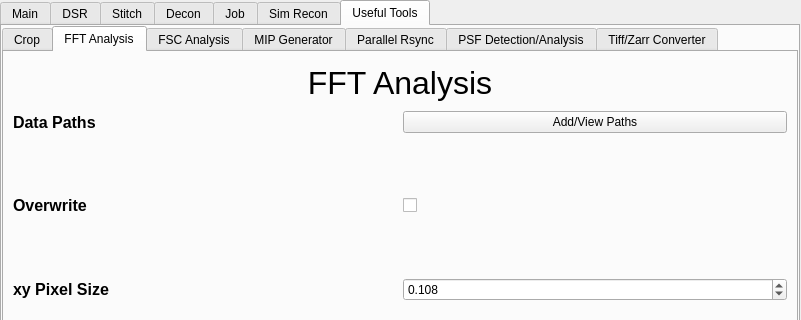
The window that mainwindow.ui (abcucberkeley/PetaKit5D-GUI) describes before a commit, drawn with Qt 5; both pictures show x 0 to 801 and y 0 to 320 of the 801 by 643 pixel window.
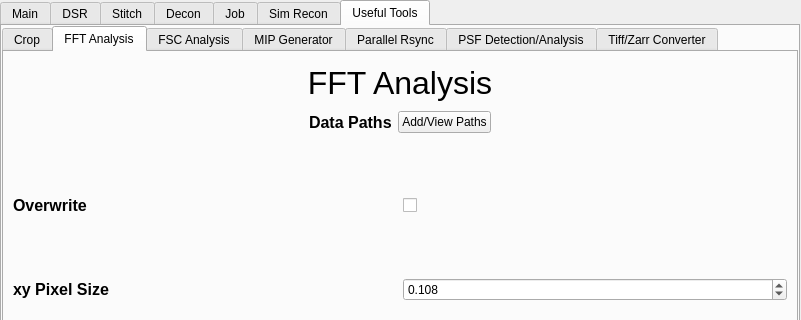
The same window after the commit. The open tabs and pages were chosen to show the change.

Commit message: Small layout changes to useful tools

Diff of the .ui file:
```diff
--- a/mainwindow.ui
+++ b/mainwindow.ui
@@ -6452,7 +6452,20 @@
              <number>0</number>
             </property>
             <item>
-             <layout class="QHBoxLayout" name="horizontalLayout_167" stretch="1,1">
+             <layout class="QHBoxLayout" name="horizontalLayout_167" stretch="0,0,0,0">
+              <item>
+               <spacer name="horizontalSpacer_74">
+                <property name="orientation">
+                 <enum>Qt::Horizontal</enum>
+                </property>
+                <property name="sizeHint" stdset="0">
+                 <size>
+                  <width>40</width>
+                  <height>20</height>
+                 </size>
+                </property>
+               </spacer>
+              </item>
               <item>
                <widget class="QLabel" name="fftAnalysisDataPathsLabel">
                 <property name="font">
@@ -6475,6 +6488,19 @@
                 </property>
                </widget>
               </item>
+              <item>
+               <spacer name="horizontalSpacer_75">
+                <property name="orientation">
+                 <enum>Qt::Horizontal</enum>
+                </property>
+                <property name="sizeHint" stdset="0">
+                 <size>
+                  <width>40</width>
+                  <height>20</height>
+                 </size>
+                </property>
+               </spacer>
+              </item>
              </layout>
             </item>
             <item>
```
Left out of the diff: 54 changed lines with no effect on the pictures.
